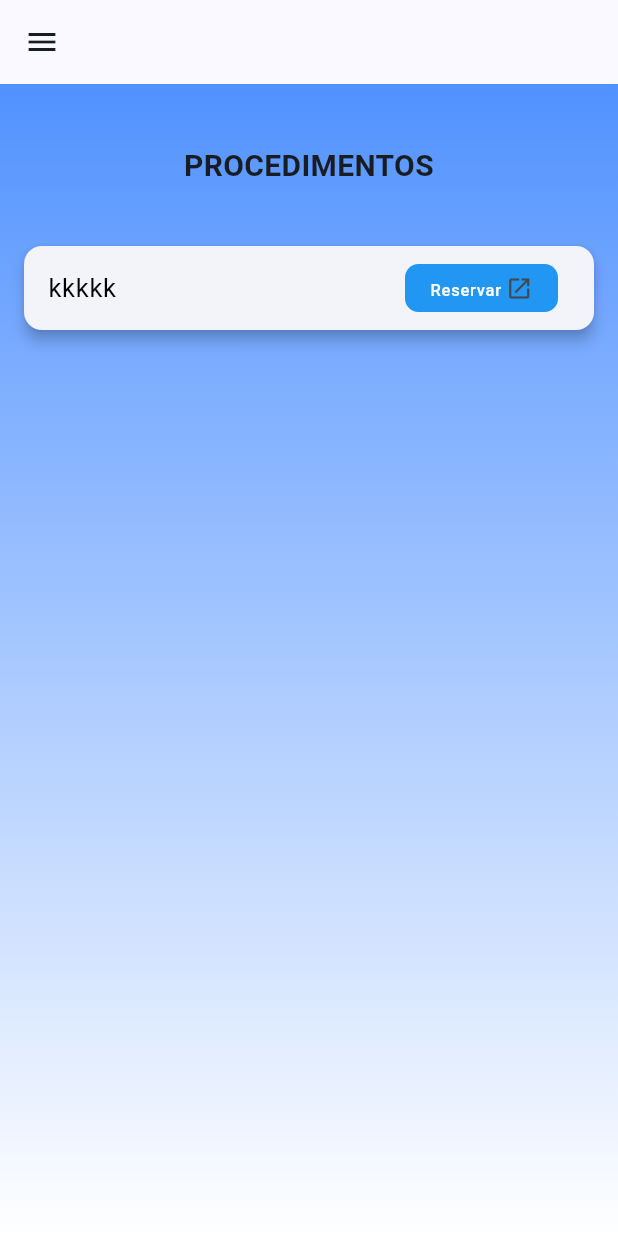
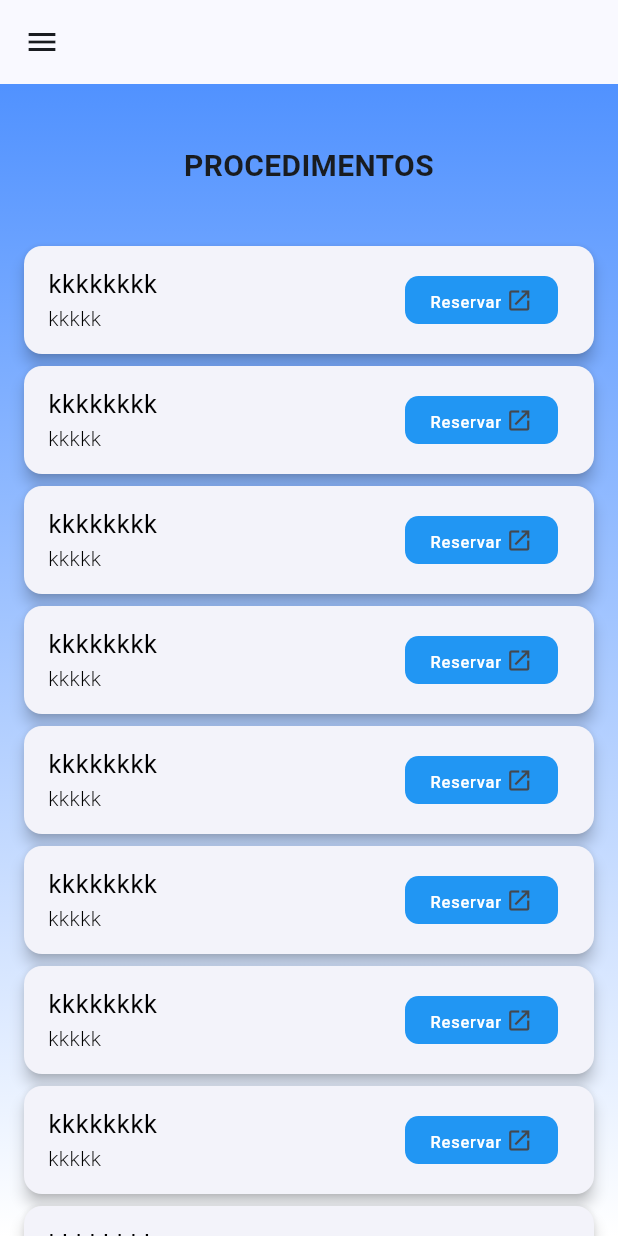
Before and after one commit to gabyferr/agendamento, a Flutter app: the HomePage screen opened by its route, on a phone screen of 412 x 824 dp. Run offline on Flutter 3.47's test engine with Material 2 defaults, Android fonts, the light colour scheme and no system bars; our stand-ins replace brasil_fields, cloud_firestore, firebase_auth, firebase_core, flutter_modular, rx_notifier; missing offline and left inert: cloud_firestore_web, firebase_core_web; accounts and stored records are empty.

Commit message:
Alteraçõe.

```diff
--- a/lib/app/config/app_module.dart
+++ b/lib/app/config/app_module.dart
@@ -26,7 +26,10 @@ class AppModule extends Module {
   @override
   List<ModularRoute> get routes => [
         ChildRoute('/', child: (context, args) => HomePage()),
-        ChildRoute('/usuario', child: (context, args) => const UsuarioPage()),
+        ChildRoute('/usuario',
+            child: (context, args) => UsuarioPage(
+                  procedimento: args.data,
+                )),
         ChildRoute('/login', child: (context, args) => const LoginPage()),
         ChildRoute('/reservas', child: (context, args) => HomeReservas()),
         ChildRoute('/intro1',
--- a/lib/app/modules/home/home_page.dart
+++ b/lib/app/modules/home/home_page.dart
@@ -7,6 +7,8 @@ import 'package:flutter_modular/flutter_modular.dart';
 class HomePage extends StatelessWidget {
   HomePage({Key? key}) : super(key: key);
   final minhaLista = ProcedimentoController().buscarProcedimentos();
+  final ProcedimentoController procedimentoController =
+      ProcedimentoController();
 
   @override
   Widget build(BuildContext context) {
@@ -64,11 +66,19 @@ class HomePage extends StatelessWidget {
                     elevation: 4,
                     child: ListTile(
                       title: Text(
-                        minhaLista[index].descricao,
+                        minhaLista[index].nome,
                         style: const TextStyle(
                           fontSize: 17,
                           color: Colors.black,
                           fontWeight: FontWeight.w400,
+                        ),
+                      ),
+                      subtitle: Text(
+                        minhaLista[index].descricao,
+                        style: const TextStyle(
+                          fontSize: 14,
+                          color: Colors.black,
+                          fontWeight: FontWeight.w300,
                         ),
                       ),
                       trailing: Container(
@@ -99,7 +109,8 @@ class HomePage extends StatelessWidget {
                         ),
                       ),
                       onTap: () {
-                        Modular.to.pushNamed('/usuario');
+                        Modular.to.pushNamed('/usuario',
+                            arguments: minhaLista[index]);
                       },
                     ),
                   ),
--- a/lib/app/modules/home/procedimento_model.dart
+++ b/lib/app/modules/home/procedimento_model.dart
@@ -1,8 +1,8 @@
 // ignore_for_file: public_member_api_docs, sort_constructors_first
-class Procedimento {
+class ProcedimentoModel {
   String nome;
   String descricao;
-  Procedimento({
+  ProcedimentoModel({
     required this.nome,
     required this.descricao,
   });
--- a/lib/app/modules/home/procedimetos_controller.dart
+++ b/lib/app/modules/home/procedimetos_controller.dart
@@ -1,7 +1,21 @@
 import 'package:agendamento/app/modules/home/procedimento_model.dart';
 
 class ProcedimentoController {
-  List<Procedimento> buscarProcedimentos() {
-    return [Procedimento(nome: "kkkkkkkk", descricao: "kkkkk")];
+  List<ProcedimentoModel> buscarProcedimentos() {
+    return [
+      ProcedimentoModel(nome: "kkkkkkkk", descricao: "kkkkk"),
+      ProcedimentoModel(nome: "kkkkkkkk", descricao: "kkkkk"),
+      ProcedimentoModel(nome: "kkkkkkkk", descricao: "kkkkk"),
+      ProcedimentoModel(nome: "kkkkkkkk", descricao: "kkkkk"),
+      ProcedimentoModel(nome: "kkkkkkkk", descricao: "kkkkk"),
+      ProcedimentoModel(nome: "kkkkkkkk", descricao: "kkkkk"),
+      ProcedimentoModel(nome: "kkkkkkkk", descricao: "kkkkk"),
+      ProcedimentoModel(nome: "kkkkkkkk", descricao: "kkkkk"),
+      ProcedimentoModel(nome: "kkkkkkkk", descricao: "kkkkk"),
+      ProcedimentoModel(nome: "kkkkkkkk", descricao: "kkkkk"),
+      ProcedimentoModel(nome: "kkkkkkkk", descricao: "kkkkk"),
+      ProcedimentoModel(nome: "kkkkkkkk", descricao: "kkkkk"),
+      ProcedimentoModel(nome: "kkkkkkkk", descricao: "kkkkk"),
+    ];
   }
 }
```
Also changed, not shown: lib/app/modules/reservas/dados_reserva_page.dart (+30 -19 lines), lib/app/modules/reservas/reserva_model.dart (+6 -1 lines), 4 other files.
